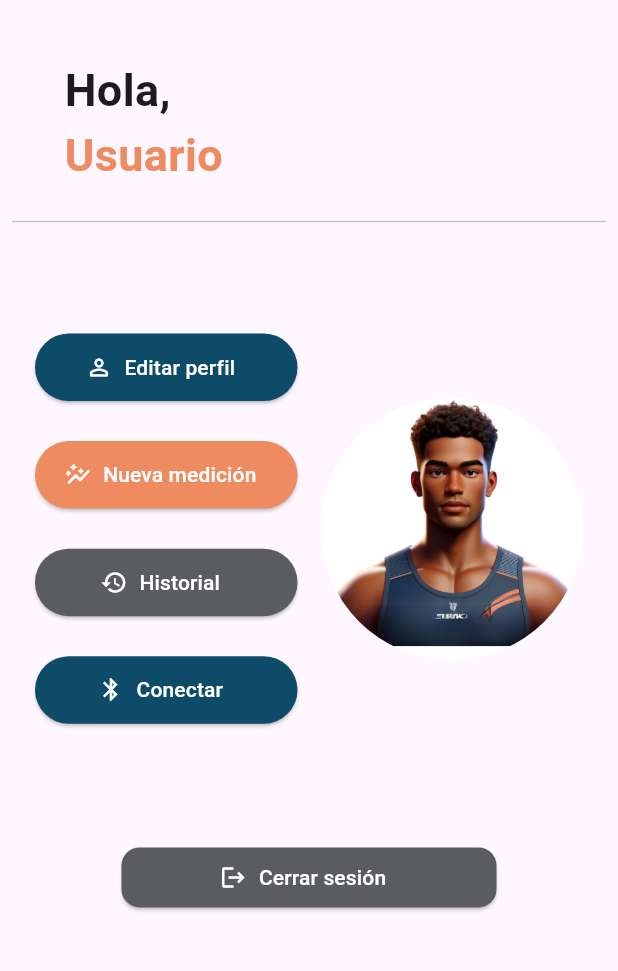
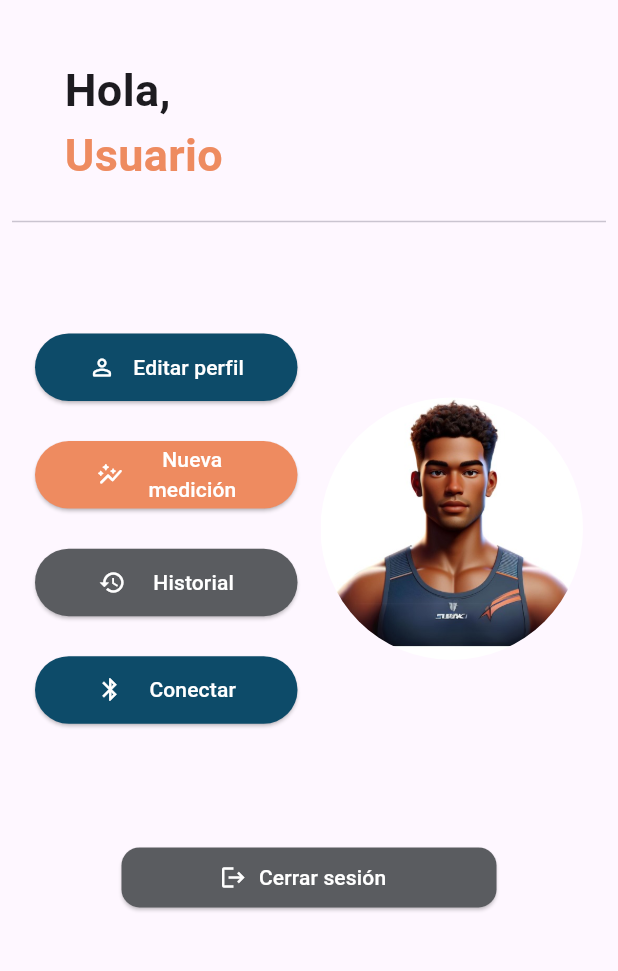
Before and after one commit to DaDomenzain/Ergoflow, a Flutter app: the Home screen opened directly, on a phone screen of 412 x 824 dp, the part 245-1216 px from its top. Run offline on Flutter 3.47's test engine with Material 3 defaults, Android fonts, the phone set to English and light mode, and no system bars; our stand-ins replace cloud_firestore, firebase_auth, firebase_core, flutter_blue_plus, get, permission_handler and 1 more; accounts and stored records are empty.

Commit message:
Cambié formato de botones

```diff
--- a/lib/logic/auth.dart
+++ b/lib/logic/auth.dart
@@ -1,4 +1,3 @@
-import 'package:ergo_flow/screens/home/home.dart';
 import 'package:ergo_flow/screens/login/login.dart';
 import 'package:ergo_flow/screens/profile_edit/profile_edit.dart';
 import 'package:firebase_auth/firebase_auth.dart';
--- a/lib/logic/profile_controller.dart
+++ b/lib/logic/profile_controller.dart
@@ -12,11 +12,10 @@ class ProfileController extends GetxController {
   final _userRepo = Get.put(UserRepository());
   getUserData() {
     final email = _authRepo.firebaseUser.value?.email;
-    print(email);
     if (email != null) {
       return _userRepo.getUserDetails(email);
     } else {
-      //Get.snackbar('Error', 'Login to continue');
+      Get.snackbar('Error', 'Login to continue');
     }
   }
 
--- a/lib/screens/home/widgets/button_list.dart
+++ b/lib/screens/home/widgets/button_list.dart
@@ -18,16 +18,21 @@ class ButtonList extends StatelessWidget {
         SizedBox(
           height: buttonheight,
           width: buttonwidth,
-          child: ElevatedButton.icon(
-            icon: Icon(
+          child: ElevatedButton(
+            style: ElevatedButton.styleFrom(backgroundColor: ColorPalette.azul),
+            child: Row(
+              mainAxisAlignment: MainAxisAlignment.spaceEvenly,
+              children: [
+                Icon(
                   Icons.person_outline_rounded,
                   color: ColorPalette.blanco,
                 ),
-            label: Text(
+                Text(
                   'Editar perfil',
                   style: TextStyle(color: ColorPalette.blanco),
                 ),
-            style: ElevatedButton.styleFrom(backgroundColor: ColorPalette.azul),
+              ],
+            ),
             onPressed: () {
               Navigator.push(
                 context,
@@ -39,17 +44,25 @@ class ButtonList extends StatelessWidget {
         SizedBox(
           height: buttonheight,
           width: buttonwidth,
-          child: ElevatedButton.icon(
-            icon: Icon(
+          child: ElevatedButton(
+            style:
+                ElevatedButton.styleFrom(backgroundColor: ColorPalette.naranja),
+            child: Row(
+              mainAxisAlignment: MainAxisAlignment.spaceEvenly,
+              children: [
+                Icon(
                   Icons.auto_graph_rounded,
                   color: ColorPalette.blanco,
                 ),
-            label: Text(
-              'Nueva medición',
-              style: TextStyle(color: ColorPalette.blanco),
+                Text(
+                  'Nueva\nmedición',
+                  style: TextStyle(
+                    color: ColorPalette.blanco,
                   ),
-            style:
-                ElevatedButton.styleFrom(backgroundColor: ColorPalette.naranja),
+                  textAlign: TextAlign.center,
+                ),
+              ],
+            ),
             onPressed: () {
               Navigator.push(
                 context,
@@ -61,16 +74,21 @@ class ButtonList extends StatelessWidget {
         SizedBox(
           height: buttonheight,
           width: buttonwidth,
-          child: ElevatedButton.icon(
-            icon: Icon(
+          child: ElevatedButton(
+            style: ElevatedButton.styleFrom(backgroundColor: ColorPalette.gris),
+            child: Row(
+              mainAxisAlignment: MainAxisAlignment.spaceEvenly,
+              children: [
+                Icon(
                   Icons.history,
                   color: ColorPalette.blanco,
                 ),
-            label: Text(
+                Text(
                   'Historial',
                   style: TextStyle(color: ColorPalette.blanco),
                 ),
-            style: ElevatedButton.styleFrom(backgroundColor: ColorPalette.gris),
+              ],
+            ),
             onPressed: () {
               Navigator.push(
                 context,
@@ -82,16 +100,21 @@ class ButtonList extends StatelessWidget {
         SizedBox(
           height: buttonheight,
           width: buttonwidth,
-          child: ElevatedButton.icon(
-            icon: Icon(
+          child: ElevatedButton(
+            style: ElevatedButton.styleFrom(backgroundColor: ColorPalette.azul),
+            child: Row(
+              mainAxisAlignment: MainAxisAlignment.spaceEvenly,
+              children: [
+                Icon(
                   Icons.bluetooth_sharp,
                   color: ColorPalette.blanco,
                 ),
-            label: Text(
+                Text(
                   'Conectar',
                   style: TextStyle(color: ColorPalette.blanco),
                 ),
-            style: ElevatedButton.styleFrom(backgroundColor: ColorPalette.azul),
+              ],
+            ),
             onPressed: () {
               Navigator.push(
                 context,
```
Lines whose indentation alone changed are shown as unchanged.
